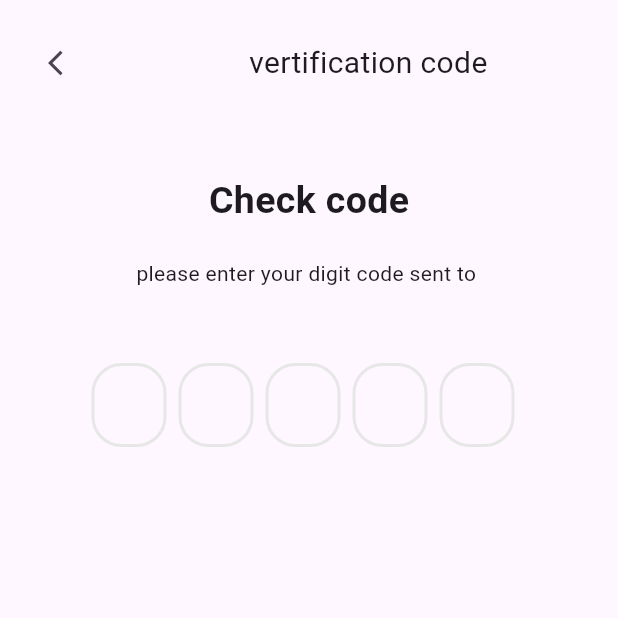
After one commit to amrnooour/e_e_commerce, a Flutter app: the VerifyCodeSignup screen opened directly, on a phone screen of 412 x 824 dp, the top half of it. The commit adds this screen. Run offline on Flutter 3.47's test engine with Material 3 defaults, Android fonts, the phone set to English and light mode, and no system bars; drawn by our look-alikes of flutter_otp_text_field; our stand-ins replace get, shared_preferences, smooth_page_indicator; accounts and stored records are empty.

Commit message:
fix some bugs

```diff
--- a/lib/controllers/auth/login_controller.dart
+++ b/lib/controllers/auth/login_controller.dart
@@ -15,7 +15,7 @@ class LoginControllerImpl extends LoginController {
   late TextEditingController password;
   @override
   goToSignUp() {
-    Get.toNamed("/signUp");
+    Get.offNamed("/signUp");
   }
 
   @override
--- /dev/null
+++ b/lib/controllers/auth/verify_code_signup.dart
@@ -0,0 +1,13 @@
+import 'package:e_commerce/core/utils/constants.dart';
+import 'package:get/get.dart';
+
+abstract class VerifyCodeSignupController extends GetxController {
+  gotoSuccessSignup();
+}
+
+class VerifyCodeSignupControllerImpl extends VerifyCodeSignupController {
+  @override
+  gotoSuccessSignup() {
+    Get.offNamed(Constants.successSignip);
+  }
+}
--- a/lib/core/shared/custom_text_field.dart
+++ b/lib/core/shared/custom_text_field.dart
@@ -7,17 +7,19 @@ class CustomTextField extends StatelessWidget {
   final Widget? sufixIcon;
   final String label;
   final String? Function(String?)? validator;
+  final TextInputType? keyboardType;
 
   const CustomTextField(
       {super.key,
       this.onChanged,
       this.controller,
       this.hintText,
-      this.sufixIcon, required this.label, this.validator});
+      this.sufixIcon, required this.label, this.validator, this.keyboardType});
 
   @override
   Widget build(BuildContext context) {
     return TextFormField(
+      keyboardType: keyboardType,
       onChanged: onChanged,
       controller: controller,
       validator: validator,
--- /dev/null
+++ b/lib/core/utils/constants.dart
@@ -0,0 +1,10 @@
+abstract class Constants {
+  static const signin = "/login";
+  static const signup = "/signUp";
+  static const home = "/home";
+  static const verifyCode = "/vertifyCode";
+  static const resetPassword = "/resetPassord";
+  static const successSignip = "/successSignUp";
+  static const onboarding = "/onboarding";
+  static const forgetPassword = "/forgetPassword";
+}
--- a/lib/views/auth/sign_up/widgets/sign_up_view_body.dart
+++ b/lib/views/auth/sign_up/widgets/sign_up_view_body.dart
@@ -50,6 +50,7 @@ class SignUpViewBody extends StatelessWidget {
                   height: 20,
                 ),
                 CustomTextField(
+                  keyboardType: TextInputType.phone,
                   validator: (val) {
                     return validInput(val!, 5, 50, "phone");
                   },
@@ -61,6 +62,7 @@ class SignUpViewBody extends StatelessWidget {
                   height: 20,
                 ),
                 CustomTextField(
+                  keyboardType: TextInputType.emailAddress,
                   validator: (val) {
                     return validInput(val!, 5, 50, "email");
                   },
--- /dev/null
+++ b/lib/views/auth/verify_code_signup.dart
@@ -0,0 +1,61 @@
+import 'package:e_commerce/controllers/auth/verify_code_signup.dart';
+import 'package:e_commerce/views/auth/login/widgets/custom_appbar.dart';
+import 'package:flutter/material.dart';
+import 'package:flutter_otp_text_field/flutter_otp_text_field.dart';
+import 'package:get/get.dart';
+
+class VerifyCodeSignup extends StatelessWidget {
+  const VerifyCodeSignup({super.key});
+
+  @override
+  Widget build(BuildContext context) {
+    VerifyCodeSignupControllerImpl controller =
+        Get.put(VerifyCodeSignupControllerImpl());
+    return Scaffold(
+      body: SafeArea(
+        child: Padding(
+          padding: const EdgeInsets.symmetric(horizontal: 18, vertical: 18),
+          child: SingleChildScrollView(
+            child: Column(
+              crossAxisAlignment: CrossAxisAlignment.center,
+              children: [
+                const CustomAppbar(title: "vertification code"),
+                const SizedBox(
+                  height: 50,
+                ),
+                const Text(
+                  "Check code",
+                  style: TextStyle(fontSize: 25, fontWeight: FontWeight.bold),
+                ),
+                const SizedBox(
+                  height: 20,
+                ),
+                const Text("please enter your digit code sent to "),
+                const SizedBox(
+                  height: 50,
+                ),
+                OtpTextField(
+                  fieldWidth: 50.0,
+                  borderRadius: BorderRadius.circular(20),
+                  numberOfFields: 5,
+                  borderColor: const Color(0xFF512DA8),
+                  //set to true to show as box or false to show as dash
+                  showFieldAsBox: true,
+                  //runs when a code is typed in
+                  onCodeChanged: (String code) {
+                    //handle validation or checks here
+                  },
+                  //runs when every textfield is filled
+                  onSubmit: (String verificationCode) {
+                    controller.gotoSuccessSignup();
+                  },
+                ),
+              ],
+            ),
+          ),
+        ),
+      ),
+    );
+    ;
+  }
+}
```
Also changed, not shown: lib/controllers/auth/signup_controller.dart (+7 -6 lines), lib/routes.dart (+9 -8 lines).
